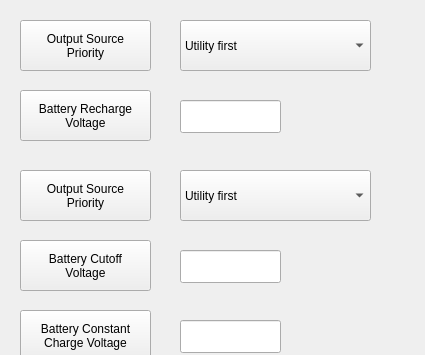
This is ui/python-solar.ui in kempff/python-solar as Qt 5 draws it before an edit; both pictures show x 0 to 425 and y 0 to 355 of the 425 by 570 pixel window. The edited form follows.
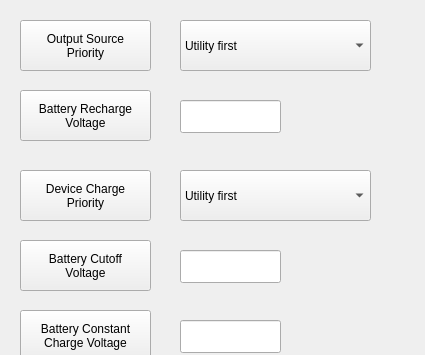
This is the edited form.

Commit message: Added functions for all slots. Attempt to kill thread upon program exit, not successful...

What changed in the file:
```diff
--- a/ui/python-solar.ui
+++ b/ui/python-solar.ui
@@ -135,7 +135,7 @@
      </rect>
     </property>
     <property name="text">
-     <string>Output Source 
+     <string>Device Charge 
 Priority</string>
     </property>
    </widget>
```
The commit also changes 2 other files.
